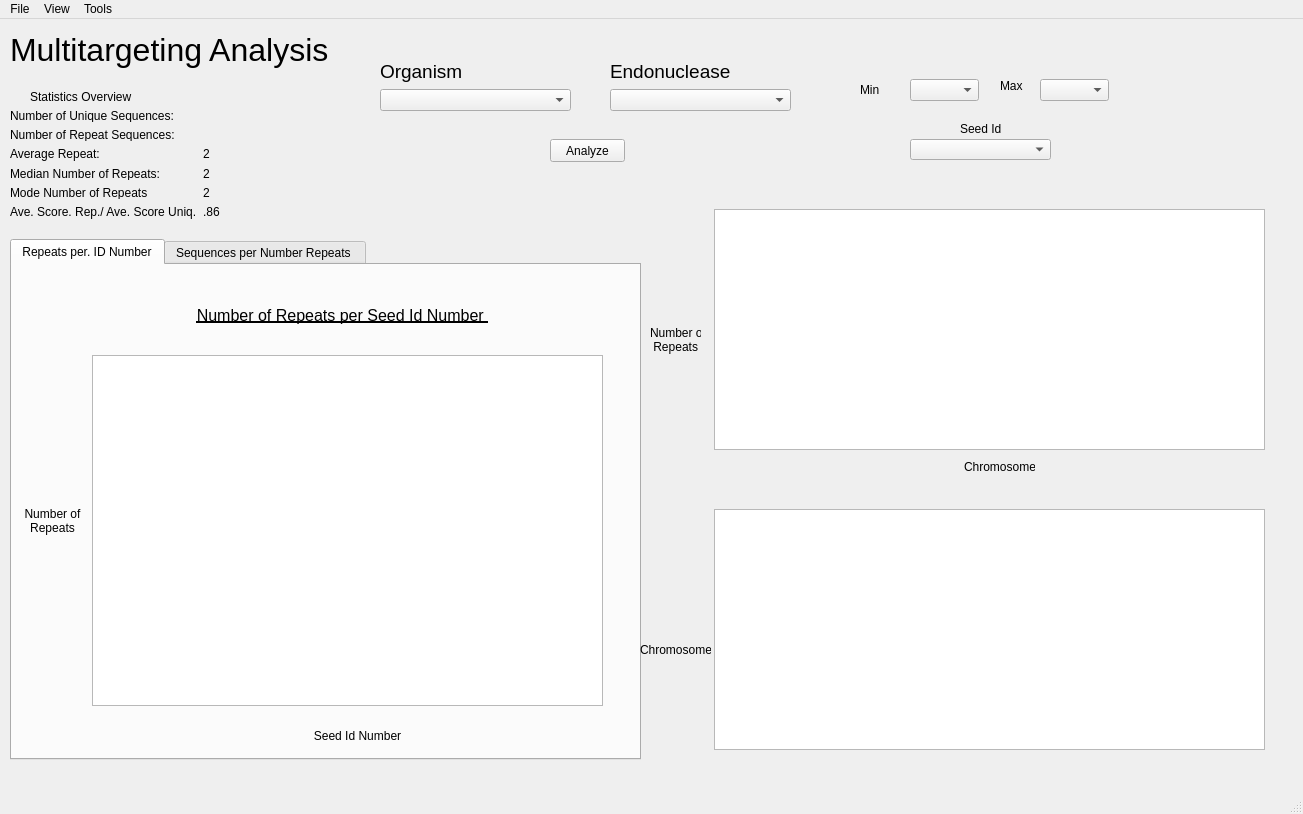
This is multitargetingwindow.ui in TrinhLab/CASPERapp as Qt 5 draws it before an edit. The edited form follows.
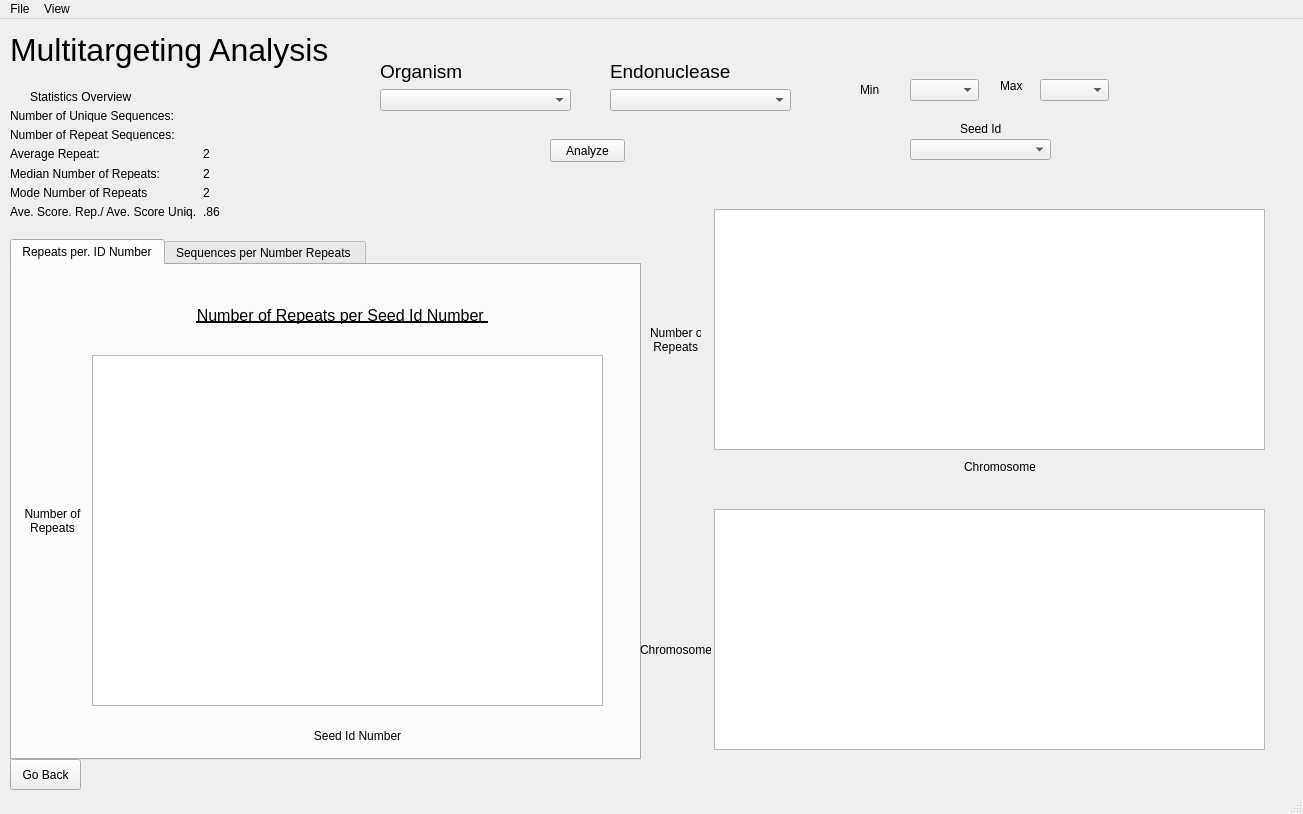
This is the edited form.

Commit message: changed tools->main to view->CASPER in multitargeting UI to go back to the homescreen, and also added Go Back button in the bottom right for the same functionality

The edit to the form file:
```diff
--- a/multitargetingwindow.ui
+++ b/multitargetingwindow.ui
@@ -498,6 +498,19 @@
      <string>Chromosomes</string>
     </property>
    </widget>
+   <widget class="QPushButton" name="back_button">
+    <property name="geometry">
+     <rect>
+      <x>10</x>
+      <y>740</y>
+      <width>71</width>
+      <height>31</height>
+     </rect>
+    </property>
+    <property name="text">
+     <string>Go Back</string>
+    </property>
+   </widget>
   </widget>
   <widget class="QMenuBar" name="menubar">
    <property name="geometry">
@@ -521,15 +534,8 @@
     <addaction name="actionGenome_Viewer"/>
     <addaction name="actionLocation_List"/>
    </widget>
-   <widget class="QMenu" name="menuTools">
-    <property name="title">
-     <string>Tools</string>
-    </property>
-    <addaction name="actionMain"/>
-   </widget>
    <addaction name="menuFile"/>
    <addaction name="menuView"/>
-   <addaction name="menuTools"/>
   </widget>
   <widget class="QStatusBar" name="statusbar"/>
   <action name="actionUpload_Organism">
```
Left out of the diff: 6 changed lines with no effect on the pictures. The commit also changes 1 other file.
